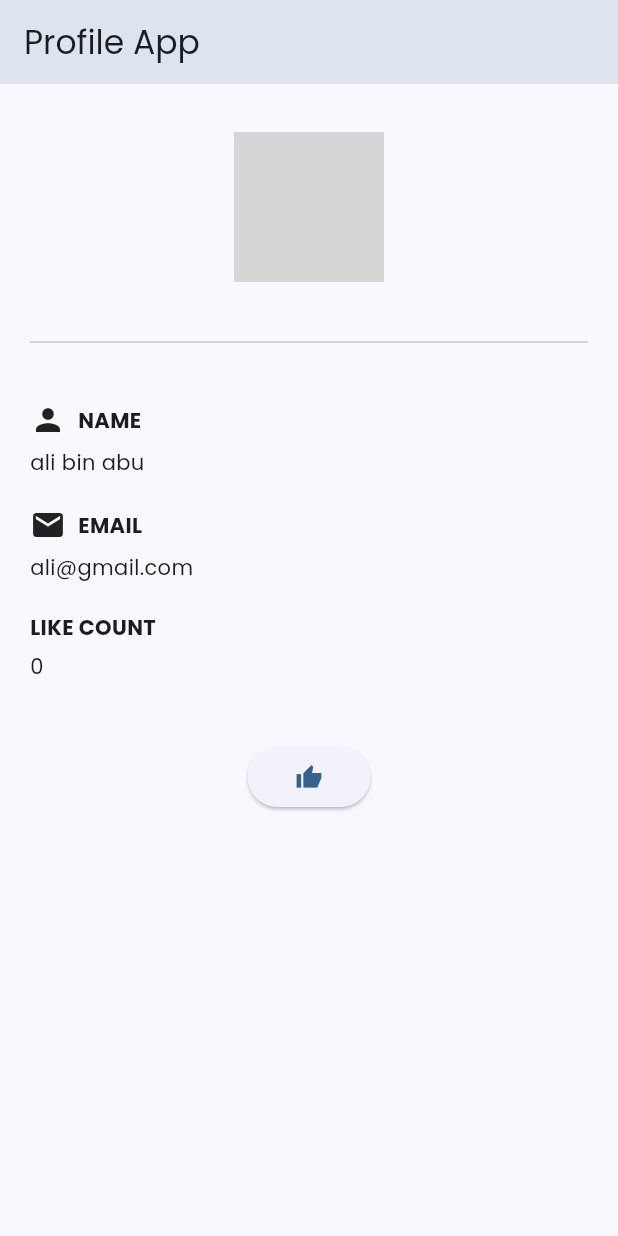
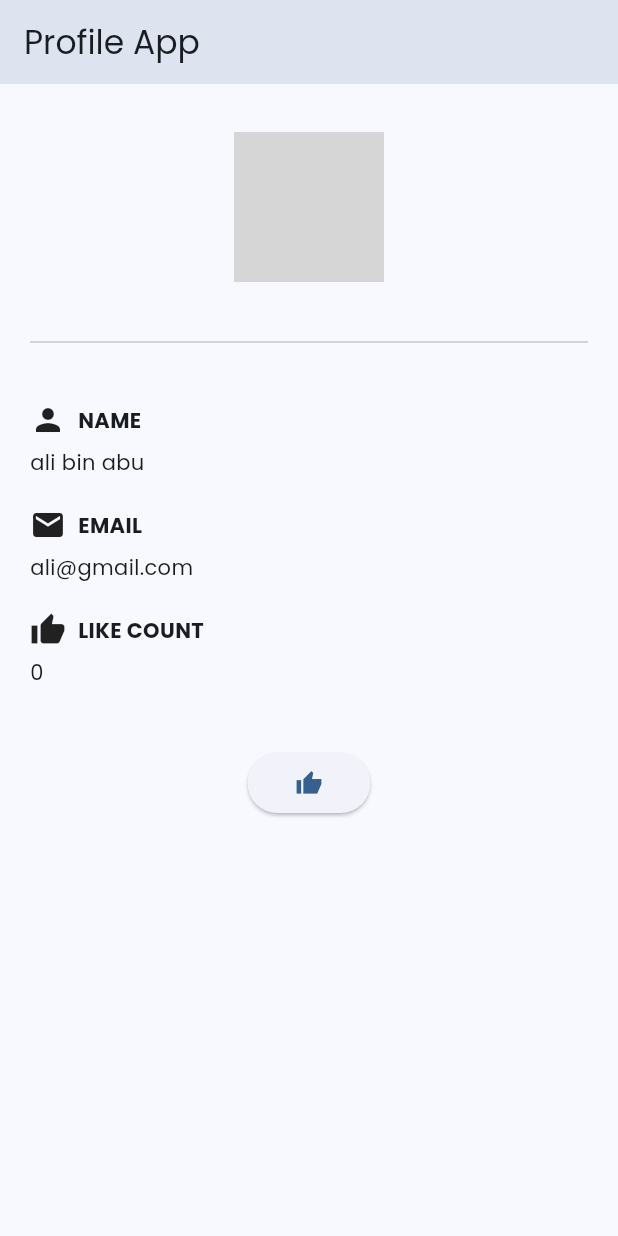
Before and after one commit to XiangLun0713/flutter-workshop, a Flutter app: the screen it shows after launch, on a phone screen of 412 x 824 dp. Run offline on Flutter 3.47's test engine with Material 2 defaults, Android fonts, the phone set to English and light mode, and no system bars; network calls fail; grey boxes are pictures that could not be loaded.

Commit message:
update profile_app - added icon to like count

```diff
--- a/profile_app/lib/main.dart
+++ b/profile_app/lib/main.dart
@@ -87,9 +87,17 @@ class _HomePageState extends State<HomePage> {
               height: 20,
             ),
             // like count section
-            const Text(
-              "LIKE COUNT",
-              style: TextStyle(fontWeight: FontWeight.bold),
+            const Row(
+              children: [
+                Icon(Icons.thumb_up),
+                SizedBox(
+                  width: 8,
+                ),
+                Text(
+                  "LIKE COUNT",
+                  style: TextStyle(fontWeight: FontWeight.bold),
+                ),
+              ],
             ),
             const SizedBox(
               height: 6,
```
